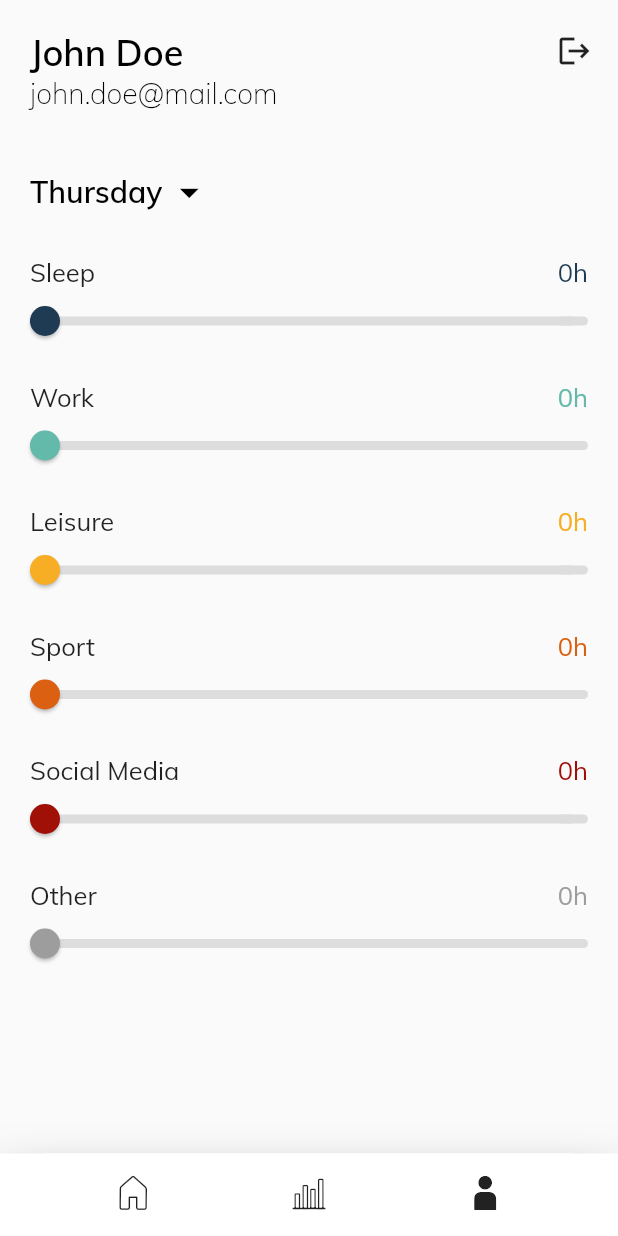
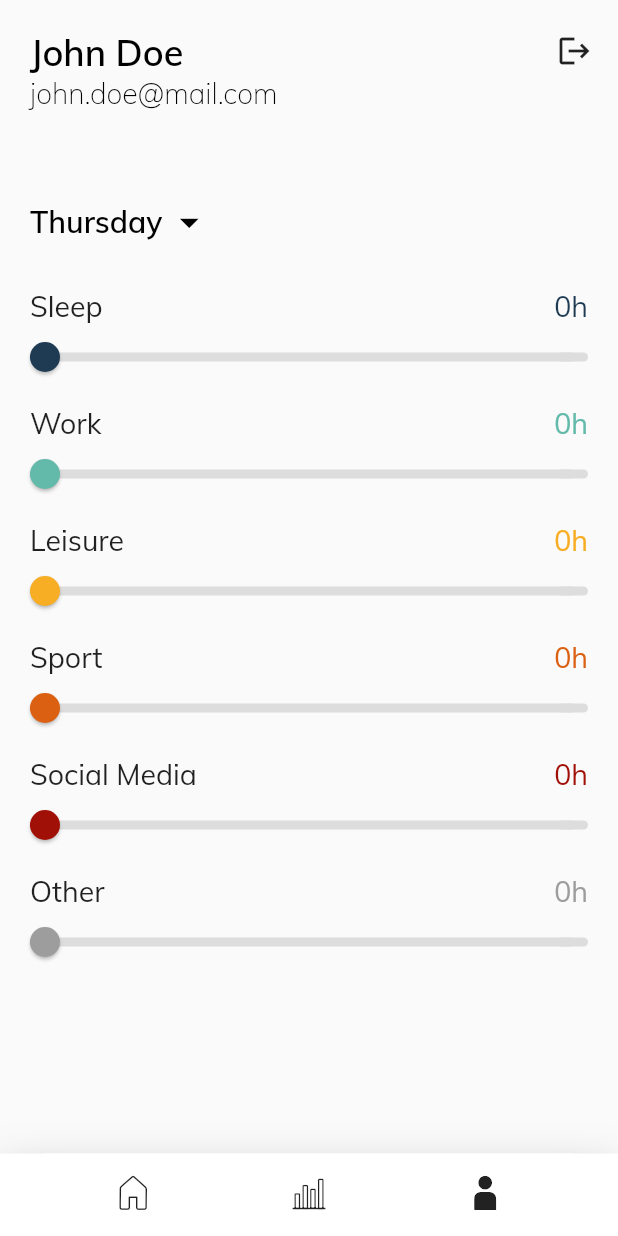
Before and after one commit to lucasepple/time_clerk_app, a Flutter app: the screen it shows after launch, item 3 of the bottom bar chosen, on a phone screen of 412 x 824 dp. Run offline on Flutter 3.47's test engine with Material 2 defaults, Android fonts, the phone set to English and light mode, and no system bars; our stand-ins replace carousel_slider, dots_indicator; missing offline and left inert: cron.

Commit message:
profile screen updated

```diff
--- a/lib/screens/profile_screen.dart
+++ b/lib/screens/profile_screen.dart
@@ -43,13 +43,7 @@ class _ProfileScreenState extends State<ProfileScreen> {
 
   @override
   Widget build(BuildContext context) {
-    return Scaffold(
-      body: SafeArea(
-        child: Padding(
-          // padding: const EdgeInsets.all(20),
-          // can maybe be removed
-          padding: const EdgeInsets.all(0),
-          child: Column(
+    return Column(
       children: <Widget>[
         Padding(
           padding: const EdgeInsets.only(
@@ -87,7 +81,7 @@ class _ProfileScreenState extends State<ProfileScreen> {
           ),
         ),
         SizedBox(
-                height: 30,
+          height: 50,
         ),
         Padding(
           padding: const EdgeInsets.symmetric(horizontal: 20),
@@ -100,20 +94,20 @@ class _ProfileScreenState extends State<ProfileScreen> {
           ),
         ),
         SizedBox(
-                height: 10,
+          height: 15,
         ),
-              Container(
-                width: double.infinity,
-                height: 500,
+        Expanded(
           // color: Colors.grey,
+          child: ScrollConfiguration(
+            behavior: ScrollBehavior(),
             child: ListView(
               children: listTileBuilder(context),
+              // Condition when device size is large enough
+              physics: NeverScrollableScrollPhysics(),
+            ),
           ),
         )
       ],
-          ),
-        ),
-      ),
     );
   }
 }
--- a/lib/screens/stats_screen.dart
+++ b/lib/screens/stats_screen.dart
@@ -39,9 +39,7 @@ class _StatsScreenState extends State<StatsScreen> {
 
   @override
   Widget build(BuildContext context) {
-    return SafeArea(
-      child: Scaffold(
-        body: Column(
+    return Column(
       children: <Widget>[
         SizedBox(
           height: 30,
@@ -61,9 +59,7 @@ class _StatsScreenState extends State<StatsScreen> {
           items: <Widget>[
             StatsTile(
               year: selectedYear,
-                  month: widget.statsType == StatsType.month
-                      ? selcetedMonth
-                      : null,
+              month: widget.statsType == StatsType.month ? selcetedMonth : null,
             ),
             ..._statsTileList(),
           ],
@@ -97,8 +93,6 @@ class _StatsScreenState extends State<StatsScreen> {
           ),
         ),
       ],
-        ),
-      ),
     );
   }
 }
--- a/lib/widgets/profile_list_tile.dart
+++ b/lib/widgets/profile_list_tile.dart
@@ -19,7 +19,7 @@ class ProfileListTile extends StatelessWidget {
     // final limit = timeLimits.limits[currentWeekday][activity];
     // print(limit);
     return Container(
-      padding: EdgeInsets.symmetric(vertical: 9),
+      padding: EdgeInsets.symmetric(vertical: 5),
       child: Column(
         children: <Widget>[
           Padding(
@@ -29,7 +29,9 @@ class ProfileListTile extends StatelessWidget {
               children: <Widget>[
                 Text(
                   ActivityProperties.strings[activity],
-                  style: Theme.of(context).textTheme.bodyText1,
+                  style: Theme.of(context).textTheme.bodyText1.copyWith(
+                        fontSize: 19,
+                      ),
                 ),
                 Consumer<TimeLimits>(
                   builder: (ctx, timeLimits, child) => Text(
@@ -37,6 +39,7 @@ class ProfileListTile extends StatelessWidget {
                         timeLimits.limits[selectedWeekday][activity]),
                     style: Theme.of(context).textTheme.bodyText1.copyWith(
                           color: ActivityProperties.colors[activity],
+                          fontSize: 19,
                         ),
                   ),
                 ),
```
Lines whose indentation alone changed are shown as unchanged.
